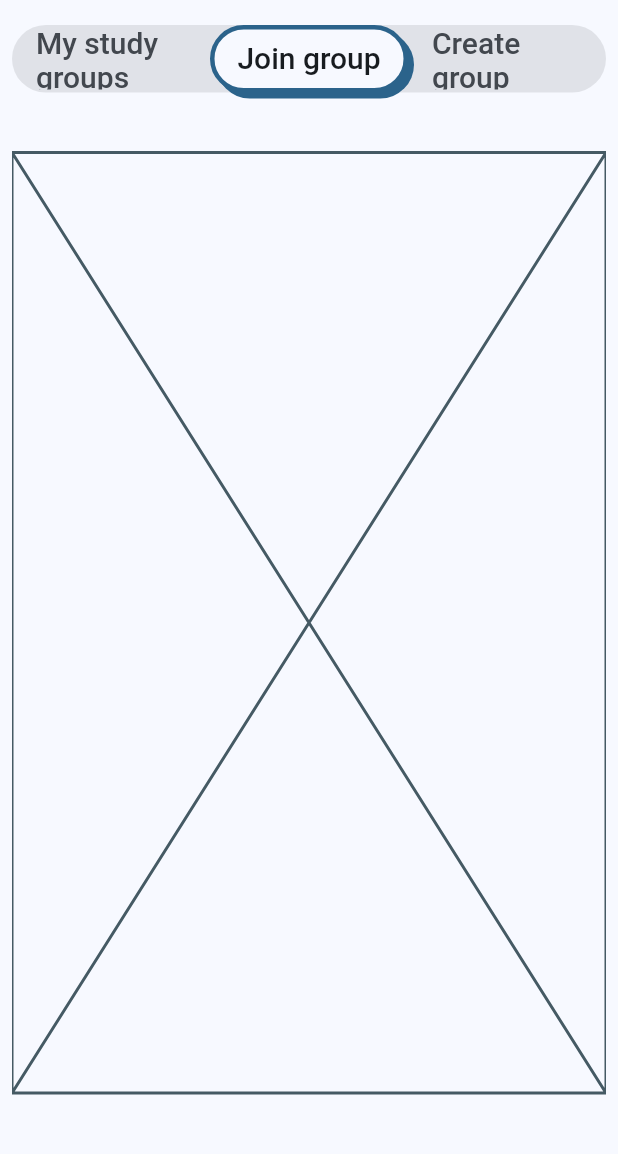
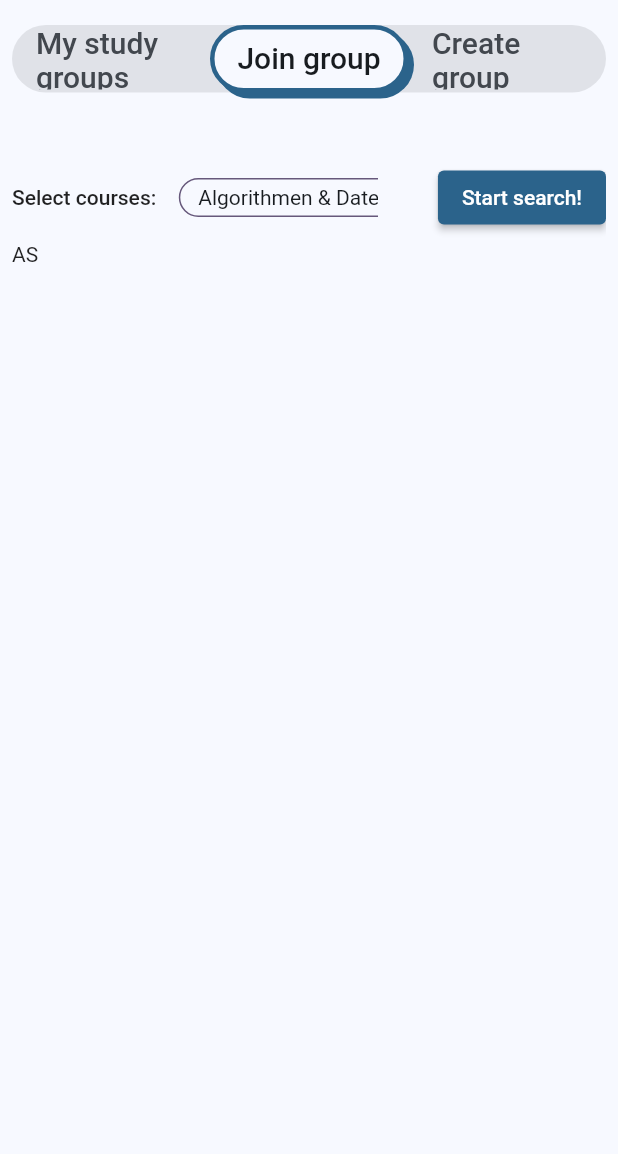
Before and after one commit to Totemi1324/viscon_hackathon_app, a Flutter app: the DashboardScreen screen opened by its route, tab 2 chosen, on a phone screen of 412 x 824 dp, the part 71-1225 px from its top. Run offline on Flutter 3.47's test engine with Material 2 defaults, Android fonts, the phone set to English and light mode, and no system bars; our stand-ins replace cloud_firestore, firebase_auth, firebase_core, flutter_bloc, tuple; missing offline and left inert: flutter_gen; accounts and stored records are empty; generated files the repository leaves out were written again.

Commit message:
Implement matching interface frame

```diff
--- a/lib/main.dart
+++ b/lib/main.dart
@@ -8,6 +8,7 @@ import 'bloc/authentication_service.dart';
 import 'screens/home_screen.dart';
 import './route_register.dart';
 import './firebase_options.dart';
+import './scroll_behavior.dart';
 
 void main() async {
   await Firebase.initializeApp(
@@ -36,6 +37,7 @@ class MyApp extends StatelessWidget {
           debugShowCheckedModeBanner: false,
           title: "NerdHerd",
           theme: activeTheme,
+          scrollBehavior: NerdHerdScrollBehavior(),
           initialRoute: HomeScreen.routeName,
           routes: {
             HomeScreen.routeName: (context) => const HomeScreen(),
--- a/lib/screens/base/with_tabbar.dart
+++ b/lib/screens/base/with_tabbar.dart
@@ -129,6 +129,7 @@ class _WithTabBarState extends State<WithTabBar>
             ),
             Expanded(
               child: TabBarView(
+                physics: const NeverScrollableScrollPhysics(),
                 controller: _tabController,
                 children: [
                   withSpacing(widget.myStudyGroupsBody),
--- a/lib/screens/dashboard_screen.dart
+++ b/lib/screens/dashboard_screen.dart
@@ -1,8 +1,8 @@
 import 'package:flutter/material.dart';
 import './base/with_tabbar.dart';
 
+import '../widgets/joingroup_view.dart';
 import '../widgets/mystudygroups_view.dart';
-import '../widgets/joingroup_view.dart';
 import '../widgets/creategroup_view.dart';
 
 class DashboardScreen extends StatelessWidget {
@@ -18,11 +18,11 @@ class DashboardScreen extends StatelessWidget {
 
   @override
   Widget build(BuildContext context) {
-    return const WithTabBar(
+    return WithTabBar(
       title: "NerdHerd",
-      myStudyGroupsBody: MyStudyGroupsView(),
+      myStudyGroupsBody: const MyStudyGroupsView(),
       joinGroupBody: JoinGroupView(),
-      createGroupBody: CreateGroupView(),
+      createGroupBody: const CreateGroupView(),
     );
   }
 }
--- /dev/null
+++ b/lib/scroll_behavior.dart
@@ -0,0 +1,11 @@
+import 'package:flutter/gestures.dart';
+import 'package:flutter/material.dart';
+
+class NerdHerdScrollBehavior extends MaterialScrollBehavior {
+  // Override behavior methods and getters like dragDevices
+  @override
+  Set<PointerDeviceKind> get dragDevices => {
+        PointerDeviceKind.touch,
+        PointerDeviceKind.mouse,
+      };
+}
--- a/lib/widgets/joingroup_view.dart
+++ b/lib/widgets/joingroup_view.dart
@@ -1,10 +1,125 @@
 import 'package:flutter/material.dart';
 
+import './toggle_button.dart';
+
 class JoinGroupView extends StatelessWidget {
-  const JoinGroupView({super.key});
+  JoinGroupView({super.key});
+
+  final Set<String> selectedCourses = {};
+
+  Widget listView(List<String> courseTitles) => SizedBox(
+        height: 60,
+        child: ListView.builder(
+          scrollDirection: Axis.horizontal,
+          shrinkWrap: true,
+          physics: const AlwaysScrollableScrollPhysics(),
+          itemCount: courseTitles.length,
+          itemBuilder: (context, index) => Align(
+            alignment: Alignment.center,
+            child: Padding(
+              padding: const EdgeInsets.symmetric(horizontal: 5),
+              child: ToggleButton(
+                courseTitles[index],
+                valueCallback: (courseTitle, toggled) {
+                  if (toggled) {
+                    selectedCourses.add(courseTitle);
+                  } else {
+                    selectedCourses.remove(courseTitle);
+                  }
+                },
+              ),
+            ),
+          ),
+        ),
+      );
 
   @override
   Widget build(BuildContext context) {
-    return const Placeholder();
+    return Column(
+      crossAxisAlignment: CrossAxisAlignment.stretch,
+      children: [
+        Row(
+          mainAxisAlignment: MainAxisAlignment.spaceBetween,
+          children: [
+            Text(
+              "Select courses:",
+              style: Theme.of(context).textTheme.bodyLarge,
+            ),
+            Expanded(
+              child: Padding(
+                padding: const EdgeInsets.symmetric(horizontal: 10),
+                child: listView([
+                  "Algorithmen & Datenstrukturen",
+                  "Diskrete Mathematik",
+                  "Einführung in die Programmierung"
+                ]),
+              ),
+            ),
+            const SizedBox(
+              width: 30,
+            ),
+            ElevatedButton(
+              onPressed: () {},
+              child: const Text("Start search!"),
+            ),
+          ],
+        ),
+        Container(
+          child: Text("AS"),
+        )
+      ],
+    );
+
+    /*return Column(
+      children: [
+        SizedBox(
+          height: 100,
+          child: Row(
+            mainAxisAlignment: MainAxisAlignment.spaceBetween,
+            children: [
+              Text(
+                "Select courses:",
+                style: Theme.of(context).textTheme.bodyLarge,
+              ),
+              ListView(
+                scrollDirection: Axis.horizontal,
+                shrinkWrap: true,
+                physics: const AlwaysScrollableScrollPhysics(),
+                children: [
+                  Container(
+                    width: 160,
+                    color: Colors.red,
+                  ),
+                  Container(
+                    width: 160,
+                    color: Colors.blue,
+                  ),
+                  Container(
+                    width: 160,
+                    color: Colors.green,
+                  ),
+                  Container(
+                    width: 160,
+                    color: Colors.yellow,
+                  ),
+                  Container(
+                    width: 160,
+                    color: Colors.orange,
+                  ),
+                ],
+              ),
+              Container(
+                color: Colors.green,
+                child: ElevatedButton(
+                  onPressed: () {},
+                  child: const Text("Start search!"),
+                ),
+              ),
+            ],
+          ),
+        ),
+        Container()
+      ],
+    );*/
   }
 }
--- /dev/null
+++ b/lib/widgets/toggle_button.dart
@@ -0,0 +1,50 @@
+import 'package:flutter/material.dart';
+
+class ToggleButton extends StatefulWidget {
+  final String title;
+  final Function(String, bool) valueCallback;
+
+  const ToggleButton(this.title, {required this.valueCallback, super.key});
+
+  @override
+  State<ToggleButton> createState() => _ToggleButtonState();
+}
+
+class _ToggleButtonState extends State<ToggleButton> {
+  bool _toggled = false;
+
+  @override
+  Widget build(BuildContext context) {
+    return GestureDetector(
+      onTap: () {
+        setState(() {
+          _toggled = !_toggled;
+        });
+        widget.valueCallback(widget.title, _toggled);
+      },
+      child: Container(
+        decoration: BoxDecoration(
+          color: _toggled
+              ? Theme.of(context).colorScheme.tertiary
+              : Colors.transparent,
+          border: Border.all(
+            color: Theme.of(context).colorScheme.tertiary,
+            width: 1,
+          ),
+          borderRadius: BorderRadius.circular(30),
+        ),
+        child: Padding(
+          padding: const EdgeInsets.symmetric(horizontal: 12, vertical: 4),
+          child: Text(
+            widget.title,
+            style: TextStyle(
+              color: _toggled
+                  ? Theme.of(context).colorScheme.onTertiary
+                  : Theme.of(context).colorScheme.onSurface,
+            ),
+          ),
+        ),
+      ),
+    );
+  }
+}
```
